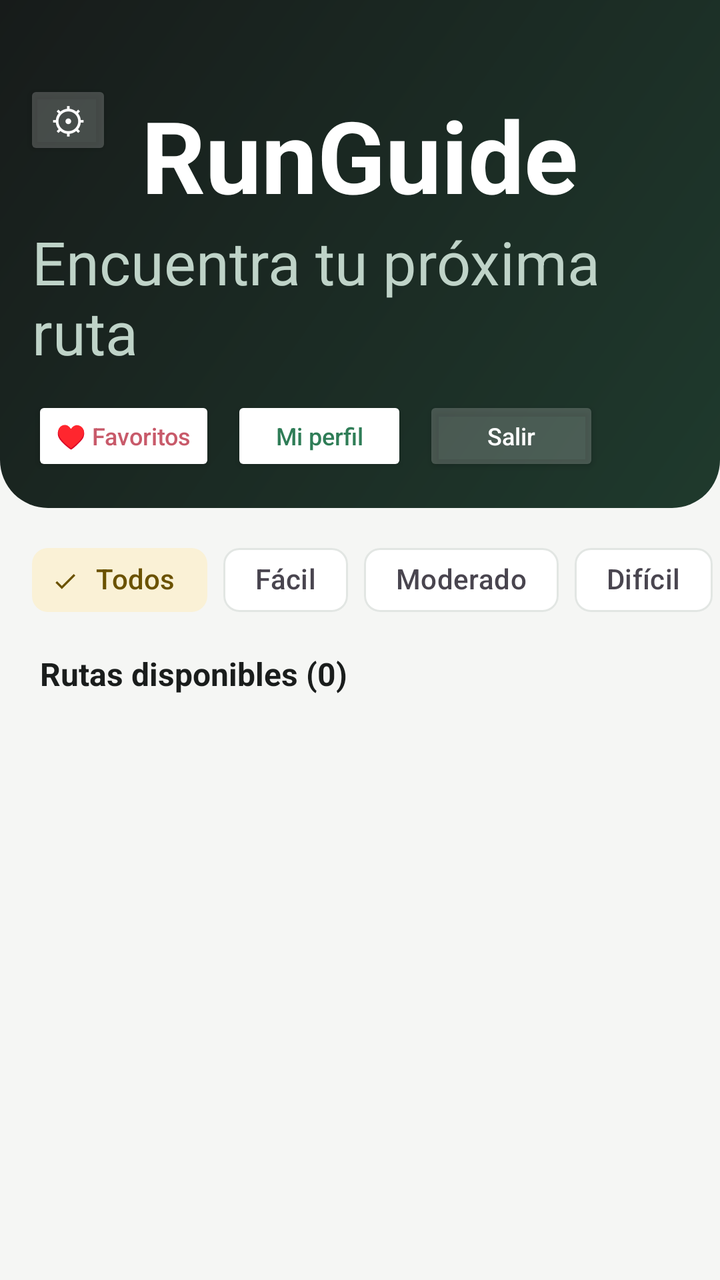
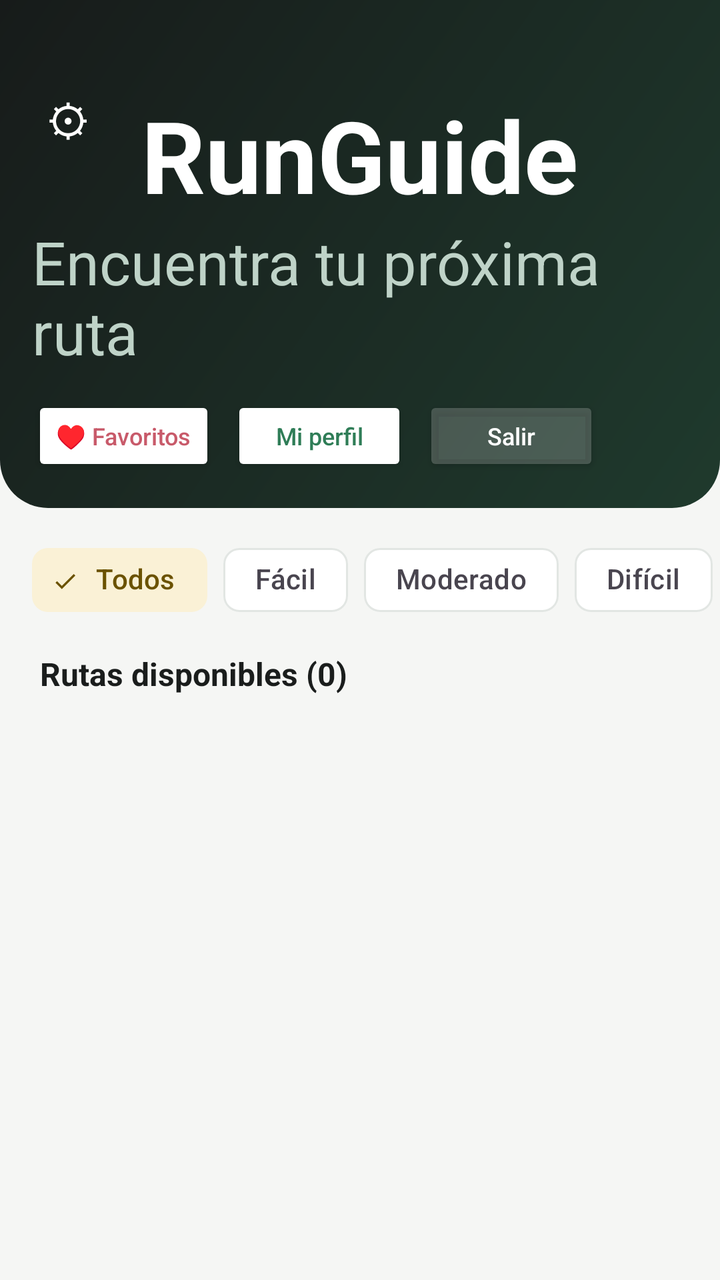

The first picture is an Android layout as it rendered before a commit; the second is the same layout after the commit. The layout source and the unified diff follow.
<!-- AndroidManifest.xml: application theme Theme.RunGuide -->
<!-- res/layout/activity_senderos.xml -->
<?xml version="1.0" encoding="utf-8"?>
<LinearLayout xmlns:android="http://schemas.android.com/apk/res/android"
    xmlns:app="http://schemas.android.com/apk/res-auto"
    android:layout_width="match_parent"
    android:layout_height="match_parent"
    android:orientation="vertical"
    android:background="@color/fondo_app">

    
    <FrameLayout
        android:layout_width="match_parent"
        android:layout_height="wrap_content">

    <LinearLayout
        android:layout_width="match_parent"
        android:layout_height="wrap_content"
        android:orientation="vertical"
        android:background="@drawable/bg_header"
        android:paddingTop="44dp"
        android:paddingBottom="16dp"
        android:paddingStart="16dp"
        android:paddingEnd="16dp">

        <TextView
            android:layout_width="wrap_content"
            android:layout_height="wrap_content"
            android:text="@string/runguide"
            android:textAlignment="center"
            android:layout_gravity="center"
            android:textColor="#FFFFFF"
            android:textSize="50sp"
            android:textStyle="bold" />

        <TextView
            android:layout_gravity="center"

            android:layout_width="wrap_content"
            android:layout_height="wrap_content"
            android:text="@string/encuentra_tu_proxima_ruta"
            android:textSize="30sp"
            android:textColor="#BFD3C8"
            android:layout_marginBottom="12dp" />

        <LinearLayout
            android:layout_width="match_parent"
            android:layout_height="wrap_content"
            android:orientation="horizontal"
            android:gravity="center_vertical">

            <Button
                android:id="@+id/btnFavoritos"
                android:layout_width="wrap_content"
                android:layout_height="40dp"
                android:text="@string/favoritos"
                android:textSize="12sp"
                android:textAllCaps="false"
                android:backgroundTint="#FFFFFF"
                android:textColor="@color/corazon"
                android:layout_marginEnd="8dp" />

            <Button
                android:id="@+id/btnDashboard"
                android:layout_width="wrap_content"
                android:layout_height="40dp"
                android:text="@string/mi_perfil"
                android:textSize="12sp"
                android:textAllCaps="false"
                android:backgroundTint="#FFFFFF"
                android:textColor="@color/verde_primario"
                android:layout_marginEnd="8dp" />

            <Button
                android:id="@+id/btnLogout"
                android:layout_width="wrap_content"
                android:layout_height="40dp"
                android:text="@string/salir"
                android:textSize="12sp"
                android:textAllCaps="false"
                android:backgroundTint="#33FFFFFF"
                android:textColor="#FFFFFF" />

        </LinearLayout>

        
        <LinearLayout
            android:id="@+id/rowAdmin"
            android:layout_width="match_parent"
            android:layout_height="wrap_content"
            android:orientation="horizontal"
            android:layout_marginTop="8dp"
            android:visibility="gone">

            <Button
                android:id="@+id/btnNuevoSendero"
                android:layout_width="wrap_content"
                android:layout_height="40dp"
                android:text="@string/nuevo_sendero_2"
                android:textSize="12sp"
                android:textAllCaps="false"
                android:backgroundTint="@color/amarillo"
                android:textColor="@color/texto_principal"
                android:layout_marginEnd="8dp" />

            <Button
                android:id="@+id/btnUsuarios"
                android:layout_width="wrap_content"
                android:layout_height="40dp"
                android:text="@string/usuarios"
                android:textSize="12sp"
                android:textAllCaps="false"
                android:backgroundTint="#FFFFFF"
                android:textColor="@color/verde_primario" />

        </LinearLayout>

    </LinearLayout>

        
        <Button
            android:id="@+id/btnAjustes"
            android:layout_width="44dp"
            android:layout_height="40dp"
            android:layout_gravity="top|start"
            android:layout_marginTop="40dp"
            android:layout_marginStart="12dp"
            android:minWidth="0dp"
            android:padding="0dp"
            android:text="⚙"
            android:textSize="18sp"
            android:contentDescription="@string/ajustes"
            android:backgroundTint="#33FFFFFF"
            android:textColor="#FFFFFF" />

    </FrameLayout>

    
    <HorizontalScrollView
        android:layout_width="match_parent"
        android:layout_height="wrap_content"
        android:scrollbars="none"
        android:paddingTop="12dp">

        <com.google.android.material.chip.ChipGroup
            android:id="@+id/chipsDificultad"
            android:layout_width="wrap_content"
            android:layout_height="wrap_content"
            android:paddingStart="16dp"
            android:paddingEnd="16dp"
            app:singleSelection="true"
            app:selectionRequired="true"
            app:singleLine="true">

            <com.google.android.material.chip.Chip
                android:id="@+id/chipTodas"
                style="@style/Widget.Material3.Chip.Filter"
                android:layout_width="wrap_content"
                android:layout_height="wrap_content"
                android:text="@string/todos"
                android:checked="true" />

            <com.google.android.material.chip.Chip
                android:id="@+id/chipFacil"
                style="@style/Widget.Material3.Chip.Filter"
                android:layout_width="wrap_content"
                android:layout_height="wrap_content"
                android:text="@string/facil" />

            <com.google.android.material.chip.Chip
                android:id="@+id/chipModerada"
                style="@style/Widget.Material3.Chip.Filter"
                android:layout_width="wrap_content"
                android:layout_height="wrap_content"
                android:text="@string/moderado" />

            <com.google.android.material.chip.Chip
                android:id="@+id/chipDificil"
                style="@style/Widget.Material3.Chip.Filter"
                android:layout_width="wrap_content"
                android:layout_height="wrap_content"
                android:text="@string/dificil" />

        </com.google.android.material.chip.ChipGroup>
    </HorizontalScrollView>

    
    <TextView
        android:id="@+id/tvContador"
        android:layout_width="match_parent"
        android:layout_height="wrap_content"
        android:text="@string/rutas_disponibles_0"
        android:textSize="16sp"
        android:textStyle="bold"
        android:textColor="@color/texto_principal"
        android:paddingStart="20dp"
        android:paddingEnd="20dp"
        android:paddingTop="12dp"
        android:paddingBottom="4dp" />

    
    <LinearLayout
        android:id="@+id/estadoVacio"
        android:layout_width="match_parent"
        android:layout_height="wrap_content"
        android:orientation="vertical"
        android:gravity="center_horizontal"
        android:padding="32dp"
        android:visibility="gone">

        <TextView
            android:id="@+id/tvVacio"
            android:layout_width="wrap_content"
            android:layout_height="wrap_content"
            android:text="@string/sin_resultados"
            android:textSize="16sp"
            android:textColor="@color/texto_secundario" />

        <Button
            android:id="@+id/btnLimpiarFiltro"
            android:layout_width="wrap_content"
            android:layout_height="wrap_content"
            android:text="@string/limpiar_filtro"
            android:textAllCaps="false"
            android:backgroundTint="@color/verde_primario"
            android:textColor="#FFFFFF"
            android:layout_marginTop="12dp" />

    </LinearLayout>

    
    <androidx.recyclerview.widget.RecyclerView
        android:id="@+id/recyclerSenderos"
        android:layout_width="match_parent"
        android:layout_height="match_parent"
        android:clipToPadding="false"
        android:paddingBottom="16dp"
        android:layoutAnimation="@anim/layout_entrada" />

</LinearLayout>
<!-- resources referenced by this layout -->
<resources>
  <color name="amarillo">#E8B93C</color>
  <color name="corazon">#C85A6A</color>
  <color name="fondo_app">#F5F6F4</color>
  <color name="texto_principal">#1A1D1C</color>
  <color name="texto_secundario">#6B7370</color>
  <color name="verde_primario">#2F7D57</color>
  <!-- drawable bg_header (drawable) -->
  <?xml version="1.0" encoding="utf-8"?>
  <shape xmlns:android="http://schemas.android.com/apk/res/android" android:shape="rectangle">
      <gradient
          android:angle="315"
          android:startColor="#171B1A"
          android:endColor="#1F3A2D" />
      <corners
          android:bottomLeftRadius="24dp"
          android:bottomRightRadius="24dp" />
  </shape>
  <string name="ajustes">Ajustes</string>
  <string name="dificil">Difícil</string>
  <string name="encuentra_tu_proxima_ruta">Encuentra tu próxima ruta</string>
  <string name="facil">Fácil</string>
  <string name="favoritos">♥ Favoritos</string>
  <string name="limpiar_filtro">Limpiar filtro</string>
  <string name="mi_perfil">Mi perfil</string>
  <string name="moderado">Moderado</string>
  <string name="nuevo_sendero_2">＋ Nuevo sendero</string>
  <string name="runguide">RunGuide</string>
  <string name="rutas_disponibles_0">Rutas disponibles (0)</string>
  <string name="salir">Salir</string>
  <string name="sin_resultados">Sin resultados</string>
  <string name="todos">Todos</string>
  <string name="usuarios">👥 Usuarios</string>
  <style name="Theme.RunGuide" parent="Base.Theme.RunGuide" />
  <color name="white">#FFFFFFFF</color>
  <color name="verde_claro">#E7F0EA</color>
  <color name="verde_oscuro">#1F5A3F</color>
  <color name="negro_carbon">#171B1A</color>
  <color name="amarillo_claro">#FAF1D6</color>
  <color name="amarillo_texto">#6B5200</color>
  <color name="borde">#E2E6E3</color>
  <color name="superficie">#FFFFFF</color>
  <style name="Widget.RunGuide.Button" parent="Widget.Material3.Button">
          <item name="cornerRadius">12dp</item>
          <item name="android:textAllCaps">false</item>
          <item name="android:letterSpacing">0</item>
          <item name="android:textSize">14sp</item>
          <item name="android:stateListAnimator">@null</item>
      </style>
  <style name="ShapeAppearance.RunGuide.Small" parent="ShapeAppearance.Material3.SmallComponent">
          <item name="cornerFamily">rounded</item>
          <item name="cornerSize">12dp</item>
      </style>
  <style name="ShapeAppearance.RunGuide.Medium" parent="ShapeAppearance.Material3.MediumComponent">
          <item name="cornerFamily">rounded</item>
          <item name="cornerSize">18dp</item>
      </style>
  <!-- unchanged entries left out for length: 1 -->
</resources>

<!-- the commit's change to res/layout/activity_senderos.xml (unified diff, before → after) -->
@@ -117,19 +117,20 @@
 
         
         <Button
-            android:id="@+id/btnAjustes"
-            android:layout_width="44dp"
-            android:layout_height="40dp"
-            android:layout_gravity="top|start"
-            android:layout_marginTop="40dp"
-            android:layout_marginStart="12dp"
-            android:minWidth="0dp"
-            android:padding="0dp"
-            android:text="⚙"
-            android:textSize="18sp"
-            android:contentDescription="@string/ajustes"
-            android:backgroundTint="#33FFFFFF"
-            android:textColor="#FFFFFF" />
+        android:id="@+id/btnAjustes"
+        style="@style/Widget.Material3.Button.TextButton"
+        android:layout_width="44dp"
+        android:layout_height="40dp"
+        android:layout_gravity="top|start"
+        android:layout_marginTop="40dp"
+        android:layout_marginStart="12dp"
+        android:minWidth="0dp"
+        android:padding="0dp"
+        android:text="⚙"
+        android:textSize="22sp"
+        android:textColor="#FFFFFF"
+        android:contentDescription="@string/ajustes" />
+
 
     </FrameLayout>
 
